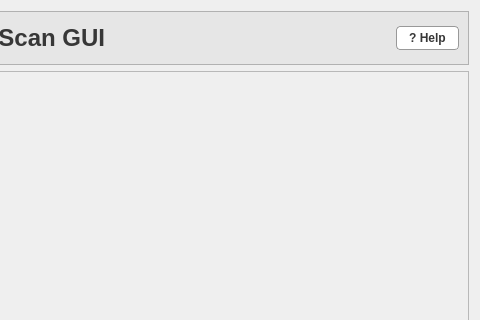
Above: slacwire/wire_scan_gui.ui from kabanaty/slacwire before the change; both pictures show x 520 to 1000 and y 0 to 320 of the 1000 by 951 pixel window. Below: the same form after it.
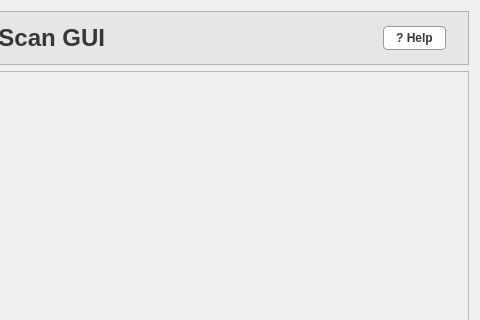
That is the form after the change. Custom widgets are drawn as their Qt base class.

Commit message: feat: Add help button to WireScan GUI and update guidance in user manual

```diff
--- a/slacwire/wire_scan_gui.ui
+++ b/slacwire/wire_scan_gui.ui
@@ -120,6 +120,24 @@
         </property>
        </spacer>
       </item>
+      <item>
+       <widget class="QPushButton" name="helpButton">
+        <property name="styleSheet">
+         <string notr="true">QPushButton#helpButton {
+    background-color: white;
+    color: rgb(55, 55, 55);
+    font-weight: bold;
+    border: 1px solid #999999;
+    border-radius: 4px;
+    padding: 4px 12px;
+}
+QPushButton#helpButton:hover { background-color: rgb(240, 240, 240); }</string>
+        </property>
+        <property name="text">
+         <string>? Help</string>
+        </property>
+       </widget>
+      </item>
       <item>
        <widget class="QFrame" name="frame_2">
         <property name="styleSheet">
@@ -167,24 +185,6 @@
         </layout>
        </widget>
       </item>
-      <item>
-       <widget class="QPushButton" name="helpButton">
-        <property name="styleSheet">
-         <string notr="true">QPushButton#helpButton {
-    background-color: white;
-    color: rgb(55, 55, 55);
-    font-weight: bold;
-    border: 1px solid #999999;
-    border-radius: 4px;
-    padding: 4px 12px;
-}
-QPushButton#helpButton:hover { background-color: rgb(240, 240, 240); }</string>
-        </property>
-        <property name="text">
-         <string>? Help</string>
-        </property>
-       </widget>
-      </item>
      </layout>
     </widget>
    </item>
```
The commit also changes 1 other file.
